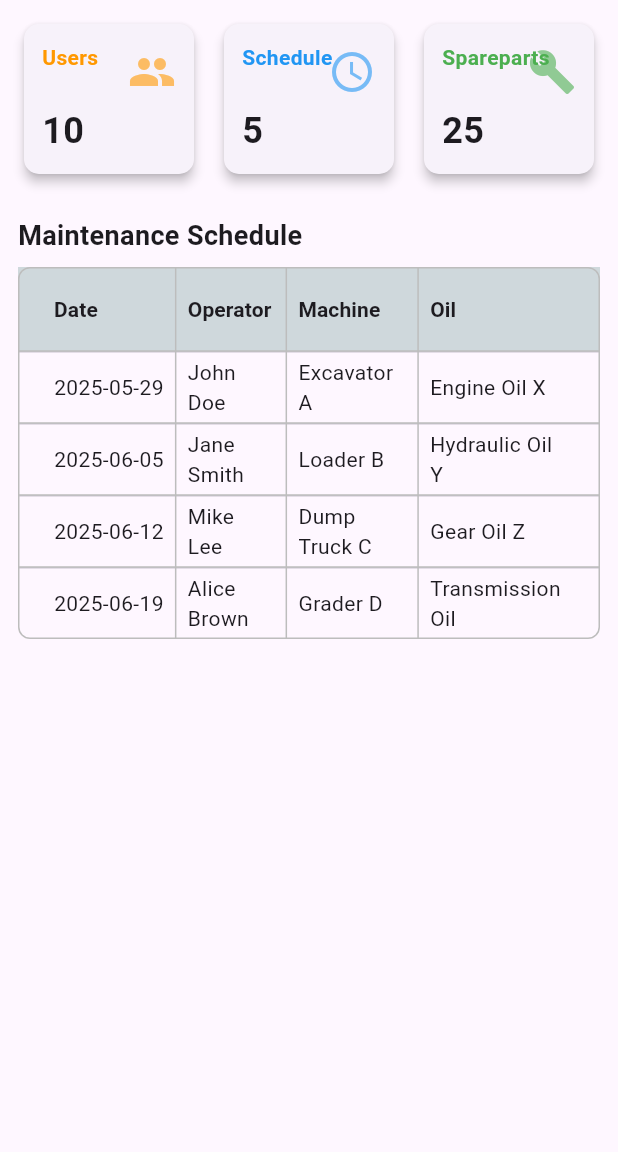
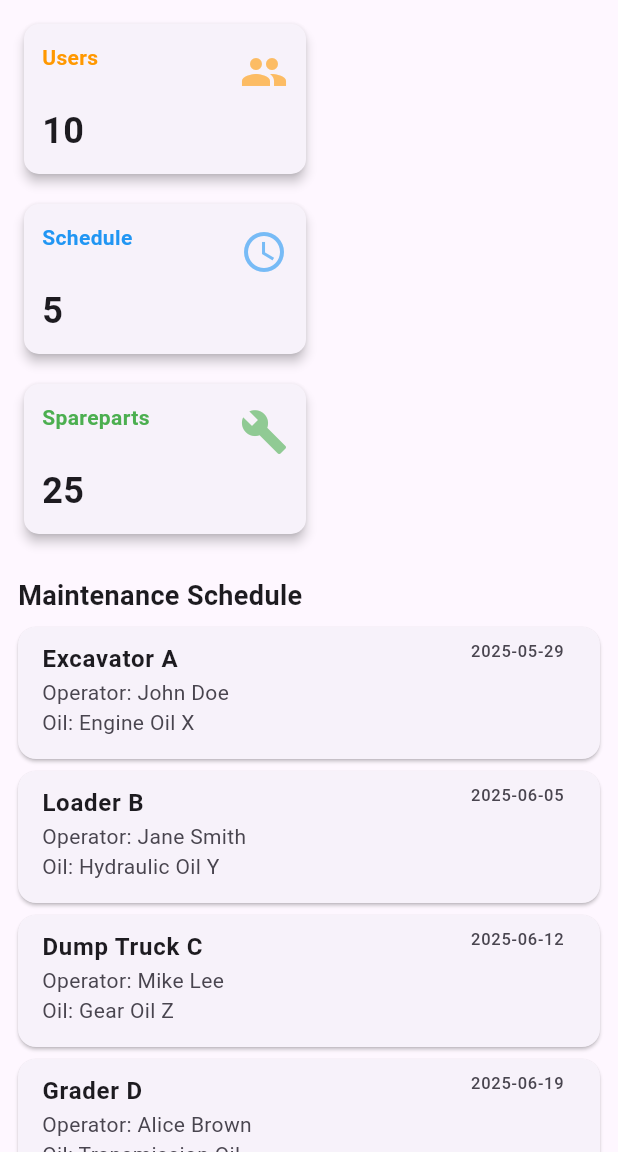
Before and after one commit to Alex16oz/aplikasiflutter1, a Flutter app: the DashboardPage screen opened directly, on a phone screen of 412 x 824 dp, the part 84-1236 px from its top. Run offline on Flutter 3.47's test engine with Material 3 defaults, Android fonts, the phone set to English and light mode, and no system bars; our stand-ins replace supabase_flutter; accounts and stored records are empty.

Commit message:
v22 better looking dashboard_page.dart

```diff
--- a/lib/pages/dashboard_page.dart
+++ b/lib/pages/dashboard_page.dart
@@ -22,39 +22,55 @@ class DashboardPage extends StatelessWidget {
         title: const Text('Dashboard'),
       ),
       drawer: const AppDrawer(),
-      body: SingleChildScrollView( // Added SingleChildScrollView to prevent overflow
-        padding: const EdgeInsets.all(12.0),
+      // Use LayoutBuilder to make the UI responsive.
+      body: LayoutBuilder(
+        builder: (context, constraints) {
+          // We set a breakpoint. If the screen is wider than 600px, we use a wide layout.
+          // Otherwise, we use a layout optimized for narrow screens.
+          if (constraints.maxWidth > 600) {
+            return _buildWideLayout(context); // Layout for tablets/desktops
+          } else {
+            return _buildNarrowLayout(context); // Layout for phones
+          }
+        },
+      ),
+    );
+  }
+
+  // --- WIDGET FOR WIDE SCREENS (TABLETS/DESKTOPS) ---
+  Widget _buildWideLayout(BuildContext context) {
+    return SingleChildScrollView(
+      padding: const EdgeInsets.all(16.0),
       child: Column(
         crossAxisAlignment: CrossAxisAlignment.start,
         children: <Widget>[
-            // Row for the three cards
+          // The summary cards are in a Row, which works well on wide screens.
           Row(
-              mainAxisAlignment: MainAxisAlignment.spaceBetween,
             children: <Widget>[
               Expanded(
                 child: _buildDashboardCard(
                   context: context,
-                    count: 10, // Replace with actual data
+                  count: 10,
                   name: 'Users',
                   icon: Icons.people,
                   color: Colors.orange,
                 ),
               ),
-                const SizedBox(width: 12.0),
+              const SizedBox(width: 16.0),
               Expanded(
                 child: _buildDashboardCard(
                   context: context,
-                    count: 5, // Replace with actual data
+                  count: 5,
                   name: 'Schedule',
                   icon: Icons.schedule,
                   color: Colors.blue,
                 ),
               ),
-                const SizedBox(width: 12.0),
+              const SizedBox(width: 16.0),
               Expanded(
                 child: _buildDashboardCard(
                   context: context,
-                    count: 25, // Replace with actual data
+                  count: 25,
                   name: 'Spareparts',
                   icon: Icons.build,
                   color: Colors.green,
@@ -62,36 +78,28 @@ class DashboardPage extends StatelessWidget {
               ),
             ],
           ),
-            const SizedBox(height: 24.0), // Increased spacing for title
+          const SizedBox(height: 24.0),
           const Text(
             'Maintenance Schedule',
             style: TextStyle(fontSize: 18, fontWeight: FontWeight.bold),
           ),
           const SizedBox(height: 8.0),
-            // Maintenance Schedule Table
+          // DataTable is suitable for wide screens.
           SizedBox(
-              width: double.infinity, // Makes the DataTable take full width
+            width: double.infinity,
             child: DataTable(
-                columnSpacing: 16.0, // Adjust spacing between columns
+              columnSpacing: 16.0,
               headingRowColor: WidgetStateColor.resolveWith((states) => Colors.blueGrey.shade100),
               border: TableBorder.all(
                 color: Colors.grey.shade400,
                 width: 1,
-                    borderRadius: BorderRadius.circular(8.0)
+                borderRadius: BorderRadius.circular(8.0),
               ),
               columns: const <DataColumn>[
-                  DataColumn(
-                    label: Text('Date', style: TextStyle(fontWeight: FontWeight.bold)),
-                  ),
-                  DataColumn(
-                    label: Text('Operator', style: TextStyle(fontWeight: FontWeight.bold)),
-                  ),
-                  DataColumn(
-                    label: Text('Machine', style: TextStyle(fontWeight: FontWeight.bold)),
-                  ),
-                  DataColumn(
-                    label: Text('Oil', style: TextStyle(fontWeight: FontWeight.bold)),
-                  ),
+                DataColumn(label: Text('Date', style: TextStyle(fontWeight: FontWeight.bold))),
+                DataColumn(label: Text('Operator', style: TextStyle(fontWeight: FontWeight.bold))),
+                DataColumn(label: Text('Machine', style: TextStyle(fontWeight: FontWeight.bold))),
+                DataColumn(label: Text('Oil', style: TextStyle(fontWeight: FontWeight.bold))),
               ],
               rows: _maintenanceData.map((item) {
                 return DataRow(
@@ -105,21 +113,77 @@ class DashboardPage extends StatelessWidget {
               }).toList(),
             ),
           ),
-            const SizedBox(height: 20.0),
-            // Original "Welcome" text, you can keep or remove this
-            // const Center(
-            //   child: Text(
-            //     'Welcome to the Dashboard!',
-            //     style: TextStyle(fontSize: 20),
-            //   ),
-            // ),
         ],
-        ),
       ),
     );
   }
 
-  // Helper widget to build a dashboard card
+  // --- WIDGET FOR NARROW SCREENS (PHONES) ---
+  Widget _buildNarrowLayout(BuildContext context) {
+    return SingleChildScrollView(
+      padding: const EdgeInsets.all(12.0),
+      child: Column(
+        crossAxisAlignment: CrossAxisAlignment.start,
+        children: <Widget>[
+          // On narrow screens, we use a Wrap widget for the cards.
+          // This allows them to flow and arrange themselves vertically.
+          Wrap(
+            spacing: 12.0, // Horizontal space between cards
+            runSpacing: 12.0, // Vertical space between card rows
+            children: <Widget>[
+              _buildDashboardCard(
+                context: context,
+                count: 10,
+                name: 'Users',
+                icon: Icons.people,
+                color: Colors.orange,
+              ),
+              _buildDashboardCard(
+                context: context,
+                count: 5,
+                name: 'Schedule',
+                icon: Icons.schedule,
+                color: Colors.blue,
+              ),
+              _buildDashboardCard(
+                context: context,
+                count: 25,
+                name: 'Spareparts',
+                icon: Icons.build,
+                color: Colors.green,
+              ),
+            ],
+          ),
+          const SizedBox(height: 24.0),
+          const Text(
+            'Maintenance Schedule',
+            style: TextStyle(fontSize: 18, fontWeight: FontWeight.bold),
+          ),
+          const SizedBox(height: 8.0),
+          // DataTable is bad for small screens, so we use a ListView of Cards instead.
+          ListView.builder(
+            shrinkWrap: true, // Important to allow the ListView inside a Column
+            physics: const NeverScrollableScrollPhysics(), // The parent is already scrollable
+            itemCount: _maintenanceData.length,
+            itemBuilder: (context, index) {
+              final item = _maintenanceData[index];
+              return Card(
+                margin: const EdgeInsets.only(bottom: 8.0),
+                child: ListTile(
+                  title: Text(item['machine']!, style: const TextStyle(fontWeight: FontWeight.bold)),
+                  subtitle: Text('Operator: ${item['operator']}\nOil: ${item['oil']}'),
+                  trailing: Text(item['date']!),
+                  isThreeLine: true,
+                ),
+              );
+            },
+          ),
+        ],
+      ),
+    );
+  }
+
+  // Helper widget to build a dashboard card. This is reusable for both layouts.
   Widget _buildDashboardCard({
     required BuildContext context,
     required int count,
@@ -134,7 +198,13 @@ class DashboardPage extends StatelessWidget {
       ),
       child: Container(
         padding: const EdgeInsets.all(12.0),
-        height: 100,
+        height: 100, // Fixed height for consistency
+        // Using a Flexible child inside a Wrap requires it to be wrapped in a specific way.
+        // For simplicity, we can give it a specific width when in narrow mode
+        // by calculating based on screen width minus padding.
+        width: MediaQuery.of(context).size.width < 600
+            ? (MediaQuery.of(context).size.width / 2) - 18 // Roughly half screen width
+            : null, // No fixed width on wide screens (it will be handled by Expanded)
         child: Stack(
           children: <Widget>[
             Positioned(
```
Lines whose indentation alone changed are shown as unchanged.
